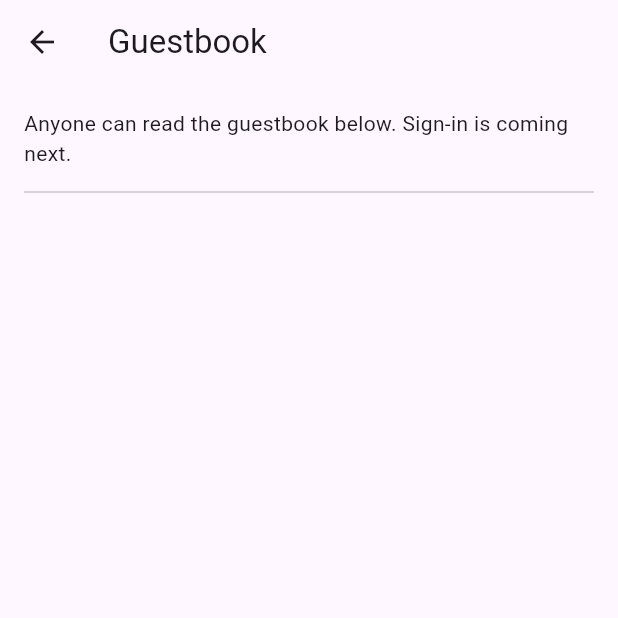
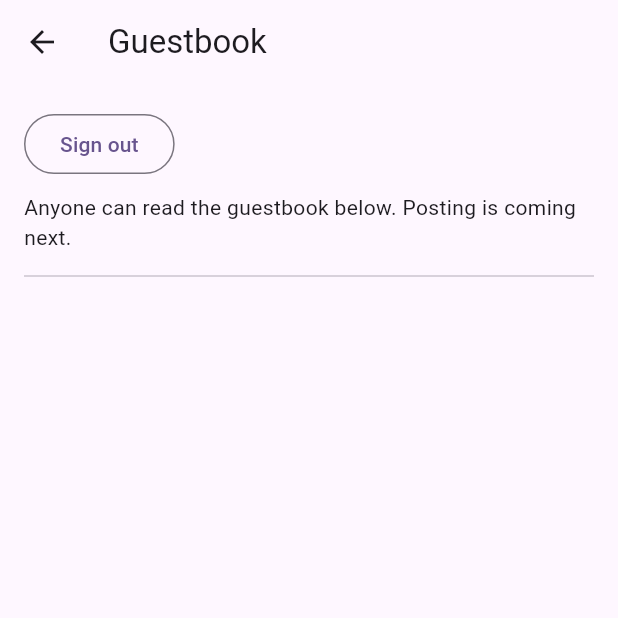
Before and after one commit to DevDogsUGA/Mobile-Workshops, a Flutter app: the Guestbook screen opened directly, on a phone screen of 412 x 824 dp, the top half of it. Run offline on Flutter 3.47's test engine with Material 3 defaults, Android fonts, the phone set to English and light mode, and no system bars; our stand-ins replace supabase_flutter; accounts and stored records are empty.

Commit message:
feat(guestbook): step 2, add Sign in with DevDogs / Sign out

```diff
--- a/lib/guestbook.dart
+++ b/lib/guestbook.dart
@@ -1,7 +1,14 @@
+import 'package:flutter/foundation.dart' show kIsWeb;
 import 'package:flutter/material.dart';
 import 'package:supabase_flutter/supabase_flutter.dart';
 
 final _supabase = Supabase.instance.client;
+
+/// Where the OAuth provider should send the browser (web) or the app
+/// (mobile) back to once sign-in finishes. The scheme below is already
+/// registered in the Android/iOS deep-link setup from `01-flutter-intro`.
+String get _redirectTo =>
+    kIsWeb ? Uri.base.origin : 'org.devdogsuga.mobileworkshops://login-callback';
 
 /// The guestbook, now backed by Supabase instead of an in-memory list.
 class Guestbook extends StatefulWidget {
@@ -12,11 +19,19 @@ class Guestbook extends StatefulWidget {
 }
 
 class _GuestbookState extends State<Guestbook> {
+  Session? _session;
   List<Map<String, dynamic>> _messages = [];
 
   @override
   void initState() {
     super.initState();
+
+    // Keep track of whether anyone is signed in, and react to sign-in/out.
+    _session = _supabase.auth.currentSession;
+    _supabase.auth.onAuthStateChange.listen((data) {
+      setState(() => _session = data.session);
+    });
+
     _loadMessages();
   }
 
@@ -37,15 +52,39 @@ class _GuestbookState extends State<Guestbook> {
     }
   }
 
+  Future<void> _signIn() {
+    return _supabase.auth.signInWithOAuth(
+      OAuthProvider('custom:devdogsuga'),
+      redirectTo: _redirectTo,
+    );
+  }
+
+  Future<void> _signOut() => _supabase.auth.signOut();
+
   @override
   Widget build(BuildContext context) {
+    final session = _session;
+
     return Scaffold(
       appBar: AppBar(title: const Text('Guestbook')),
       body: Padding(
         padding: const EdgeInsets.all(16),
         child: Column(
           children: [
-            const Text('Anyone can read the guestbook below. Sign-in is coming next.'),
+            Align(
+              alignment: Alignment.centerLeft,
+              child: session == null
+                  ? ElevatedButton(
+                      onPressed: _signIn,
+                      child: const Text('Sign in with DevDogs'),
+                    )
+                  : OutlinedButton(
+                      onPressed: _signOut,
+                      child: const Text('Sign out'),
+                    ),
+            ),
+            const SizedBox(height: 8),
+            const Text('Anyone can read the guestbook below. Posting is coming next.'),
             const Divider(height: 32),
             Expanded(
               child: ListView.builder(
```
Also changed, not shown: 1 other file.
